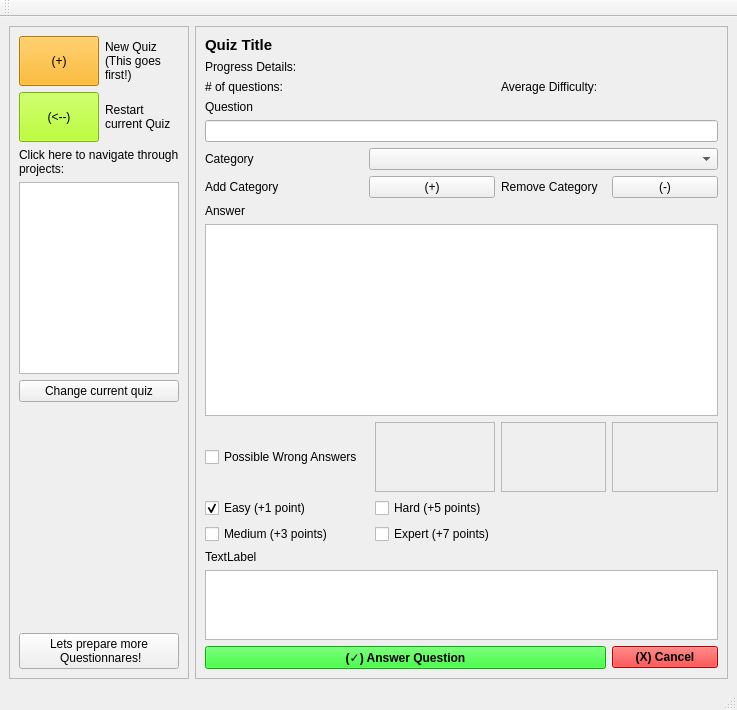
Old version of the form quiz.ui in the repository Luxroy/Quizzer.
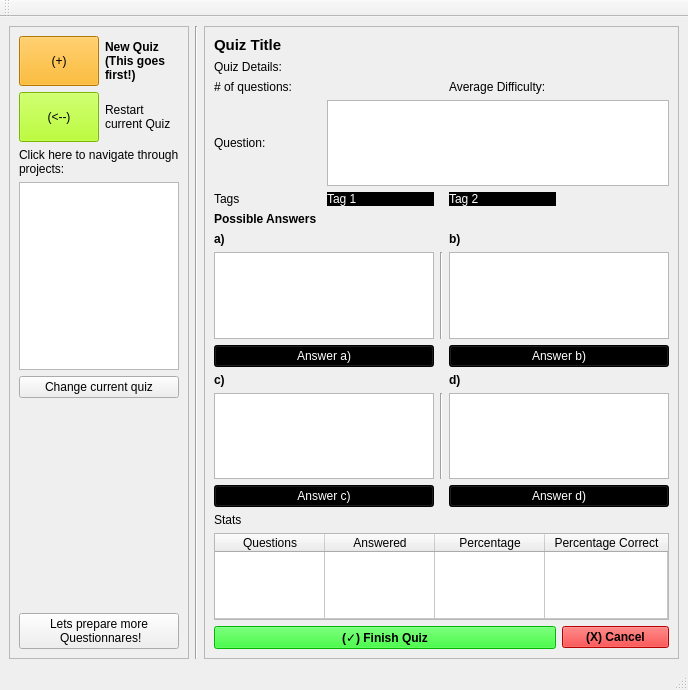
New version of the form.

The edit to the form file:
```diff
--- a/quiz.ui
+++ b/quiz.ui
@@ -6,8 +6,8 @@
    <rect>
     <x>0</x>
     <y>0</y>
-    <width>737</width>
-    <height>662</height>
+    <width>688</width>
+    <height>690</height>
    </rect>
   </property>
   <property name="windowTitle">
@@ -15,12 +15,550 @@
   </property>
   <widget class="QWidget" name="centralwidget">
    <layout class="QGridLayout" name="gridLayout_2">
+    <item row="0" column="2">
+     <widget class="QFrame" name="quiz_right_frame">
+      <property name="enabled">
+       <bool>true</bool>
+      </property>
+      <property name="frameShape">
+       <enum>QFrame::StyledPanel</enum>
+      </property>
+      <property name="frameShadow">
+       <enum>QFrame::Raised</enum>
+      </property>
+      <layout class="QGridLayout" name="gridLayout">
+       <item row="19" column="0" colspan="2">
+        <widget class="QPushButton" name="answer_a_button">
+         <property name="styleSheet">
+          <string notr="true">background-color: rgb(0, 0, 0);
+color: rgb(255, 255, 255);</string>
+         </property>
+         <property name="text">
+          <string>Answer a)</string>
+         </property>
+        </widget>
+       </item>
+       <item row="17" column="0">
+        <widget class="QLabel" name="label_a">
+         <property name="font">
+          <font>
+           <weight>75</weight>
+           <bold>true</bold>
+          </font>
+         </property>
+         <property name="text">
+          <string>a)</string>
+         </property>
+        </widget>
+       </item>
+       <item row="6" column="0">
+        <spacer name="verticalSpacer_6">
+         <property name="orientation">
+          <enum>Qt::Vertical</enum>
+         </property>
+         <property name="sizeHint" stdset="0">
+          <size>
+           <width>20</width>
+           <height>40</height>
+          </size>
+         </property>
+        </spacer>
+       </item>
+       <item row="7" column="1" colspan="4">
+        <widget class="QTextBrowser" name="main_question_text_display">
+         <property name="sizePolicy">
+          <sizepolicy hsizetype="Minimum" vsizetype="Expanding">
+           <horstretch>0</horstretch>
+           <verstretch>0</verstretch>
+          </sizepolicy>
+         </property>
+         <property name="minimumSize">
+          <size>
+           <width>0</width>
+           <height>50</height>
+          </size>
+         </property>
+        </widget>
+       </item>
+       <item row="11" column="0">
+        <spacer name="verticalSpacer_12">
+         <property name="orientation">
+          <enum>Qt::Vertical</enum>
+         </property>
+         <property name="sizeHint" stdset="0">
+          <size>
+           <width>20</width>
+           <height>40</height>
+          </size>
+         </property>
+        </spacer>
+       </item>
+       <item row="18" column="2">
+        <widget class="Line" name="line_2">
+         <property name="orientation">
+          <enum>Qt::Vertical</enum>
+         </property>
+        </widget>
+       </item>
+       <item row="20" column="0">
+        <spacer name="verticalSpacer_9">
+         <property name="orientation">
+          <enum>Qt::Vertical</enum>
+         </property>
+         <property name="sizeHint" stdset="0">
+          <size>
+           <width>20</width>
+           <height>40</height>
+          </size>
+         </property>
+        </spacer>
+       </item>
+       <item row="16" column="0">
+        <widget class="QLabel" name="label_possible_answers">
+         <property name="font">
+          <font>
+           <pointsize>9</pointsize>
+           <weight>75</weight>
+           <bold>true</bold>
+          </font>
+         </property>
+         <property name="text">
+          <string>Possible Answers</string>
+         </property>
+        </widget>
+       </item>
+       <item row="3" column="0">
+        <widget class="QLabel" name="label_number_questions">
+         <property name="text">
+          <string># of questions:</string>
+         </property>
+        </widget>
+       </item>
+       <item row="18" column="0" colspan="2">
+        <widget class="QTextBrowser" name="a_text_display">
+         <property name="sizePolicy">
+          <sizepolicy hsizetype="Minimum" vsizetype="Expanding">
+           <horstretch>11</horstretch>
+           <verstretch>0</verstretch>
+          </sizepolicy>
+         </property>
+         <property name="minimumSize">
+          <size>
+           <width>220</width>
+           <height>0</height>
+          </size>
+         </property>
+        </widget>
+       </item>
+       <item row="2" column="0" colspan="5">
+        <widget class="QLabel" name="label_quiz_details">
+         <property name="text">
+          <string>Quiz Details:</string>
+         </property>
+        </widget>
+       </item>
+       <item row="24" column="3">
+        <widget class="QLabel" name="label_d">
+         <property name="font">
+          <font>
+           <weight>75</weight>
+           <bold>true</bold>
+          </font>
+         </property>
+         <property name="text">
+          <string>d)</string>
+         </property>
+        </widget>
+       </item>
+       <item row="25" column="3" colspan="2">
+        <widget class="QTextBrowser" name="d_text_display">
+         <property name="sizePolicy">
+          <sizepolicy hsizetype="Minimum" vsizetype="Expanding">
+           <horstretch>20</horstretch>
+           <verstretch>0</verstretch>
+          </sizepolicy>
+         </property>
+         <property name="minimumSize">
+          <size>
+           <width>220</width>
+           <height>0</height>
+          </size>
+         </property>
+        </widget>
+       </item>
+       <item row="19" column="3" colspan="2">
+        <widget class="QPushButton" name="Answer_b_button">
+         <property name="styleSheet">
+          <string notr="true">background-color: rgb(0, 0, 0);
+color: rgb(255, 255, 255);</string>
+         </property>
+         <property name="text">
+          <string>Answer b)</string>
+         </property>
+        </widget>
+       </item>
+       <item row="23" column="0">
+        <spacer name="verticalSpacer_11">
+         <property name="orientation">
+          <enum>Qt::Vertical</enum>
+         </property>
+         <property name="sizeHint" stdset="0">
+          <size>
+           <width>20</width>
+           <height>40</height>
+          </size>
+         </property>
+        </spacer>
+       </item>
+       <item row="15" column="0">
+        <spacer name="verticalSpacer_13">
+         <property name="orientation">
+          <enum>Qt::Vertical</enum>
+         </property>
+         <property name="sizeHint" stdset="0">
+          <size>
+           <width>20</width>
+           <height>40</height>
+          </size>
+         </property>
+        </spacer>
+       </item>
+       <item row="26" column="0" colspan="2">
+        <widget class="QPushButton" name="answer_c_button">
+         <property name="styleSheet">
+          <string notr="true">background-color: rgb(0, 0, 0);
+color: rgb(255, 255, 255);</string>
+         </property>
+         <property name="text">
+          <string>Answer c)</string>
+         </property>
+        </widget>
+       </item>
+       <item row="0" column="0">
+        <widget class="QLabel" name="label_project_title_questionnare">
+         <property name="font">
+          <font>
+           <pointsize>11</pointsize>
+           <weight>75</weight>
+           <bold>true</bold>
+          </font>
+         </property>
+         <property name="text">
+          <string>Quiz Title</string>
+         </property>
+        </widget>
+       </item>
+       <item row="22" column="0">
+        <spacer name="verticalSpacer_8">
+         <property name="orientation">
+          <enum>Qt::Vertical</enum>
+         </property>
+         <property name="sizeHint" stdset="0">
+          <size>
+           <width>20</width>
+           <height>40</height>
+          </size>
+         </property>
+        </spacer>
+       </item>
+       <item row="8" column="0">
+        <spacer name="verticalSpacer_7">
+         <property name="orientation">
+          <enum>Qt::Vertical</enum>
+         </property>
+         <property name="sizeHint" stdset="0">
+          <size>
+           <width>20</width>
+           <height>40</height>
+          </size>
+         </property>
+        </spacer>
+       </item>
+       <item row="25" column="0" colspan="2">
+        <widget class="QTextBrowser" name="c_text_display">
+         <property name="sizePolicy">
+          <sizepolicy hsizetype="Minimum" vsizetype="Expanding">
+           <horstretch>10</horstretch>
+           <verstretch>0</verstretch>
+          </sizepolicy>
+         </property>
+         <property name="minimumSize">
+          <size>
+           <width>220</width>
+           <height>0</height>
+          </size>
+         </property>
+        </widget>
+       </item>
+       <item row="7" column="0">
+        <widget class="QLabel" name="label_question">
+         <property name="text">
+          <string>Question:</string>
+         </property>
+        </widget>
+       </item>
+       <item row="24" column="0">
+        <widget class="QLabel" name="label_c">
+         <property name="font">
+          <font>
+           <weight>75</weight>
+           <bold>true</bold>
+          </font>
+         </property>
+         <property name="text">
+          <string>c)</string>
+         </property>
+        </widget>
+       </item>
+       <item row="25" column="2">
+        <widget class="Line" name="line_3">
+         <property name="orientation">
+          <enum>Qt::Vertical</enum>
+         </property>
+        </widget>
+       </item>
+       <item row="29" column="0" colspan="5">
+        <widget class="QTableWidget" name="quiz_stats_table">
+         <property name="alternatingRowColors">
+          <bool>true</bool>
+         </property>
+         <property name="selectionBehavior">
+          <enum>QAbstractItemView::SelectRows</enum>
+         </property>
+         <property name="gridStyle">
+          <enum>Qt::SolidLine</enum>
+         </property>
+         <property name="rowCount">
+          <number>1</number>
+         </property>
+         <attribute name="horizontalHeaderCascadingSectionResizes">
+          <bool>true</bool>
+         </attribute>
+         <attribute name="horizontalHeaderDefaultSectionSize">
+          <number>110</number>
+         </attribute>
+         <attribute name="horizontalHeaderShowSortIndicator" stdset="0">
+          <bool>false</bool>
+         </attribute>
+         <attribute name="horizontalHeaderStretchLastSection">
+          <bool>true</bool>
+         </attribute>
+         <attribute name="verticalHeaderVisible">
+          <bool>false</bool>
+         </attribute>
+         <attribute name="verticalHeaderMinimumSectionSize">
+          <number>30</number>
+         </attribute>
+         <attribute name="verticalHeaderDefaultSectionSize">
+          <number>35</number>
+         </attribute>
+         <attribute name="verticalHeaderShowSortIndicator" stdset="0">
+          <bool>false</bool>
+         </attribute>
+         <attribute name="verticalHeaderStretchLastSection">
+          <bool>true</bool>
+         </attribute>
+         <row/>
+         <column>
+          <property name="text">
+           <string>Questions</string>
+          </property>
+         </column>
+         <column>
+          <property name="text">
+           <string>Answered</string>
+          </property>
+         </column>
+         <column>
+          <property name="text">
+           <string>Percentage</string>
+          </property>
+         </column>
+         <column>
+          <property name="text">
+           <string>Percentage Correct</string>
+          </property>
+         </column>
+        </widget>
+       </item>
+       <item row="26" column="3" colspan="2">
+        <widget class="QPushButton" name="answer_d_button">
+         <property name="styleSheet">
+          <string notr="true">background-color: rgb(0, 0, 0);
+color: rgb(255, 255, 255);</string>
+         </property>
+         <property name="text">
+          <string>Answer d)</string>
+         </property>
+        </widget>
+       </item>
+       <item row="13" column="0">
+        <spacer name="verticalSpacer_14">
+         <property name="orientation">
+          <enum>Qt::Vertical</enum>
+         </property>
+         <property name="sizeHint" stdset="0">
+          <size>
+           <width>20</width>
+           <height>40</height>
+          </size>
+         </property>
+        </spacer>
+       </item>
+       <item row="5" column="0">
+        <spacer name="verticalSpacer_5">
+         <property name="orientation">
+          <enum>Qt::Vertical</enum>
+         </property>
+         <property name="sizeHint" stdset="0">
+          <size>
+           <width>20</width>
+           <height>40</height>
+          </size>
+         </property>
+        </spacer>
+       </item>
+       <item row="28" column="0">
+        <widget class="QLabel" name="label_stats">
+         <property name="text">
+          <string>Stats</string>
+         </property>
+        </widget>
+       </item>
+       <item row="17" column="3">
+        <widget class="QLabel" name="label_b">
+         <property name="font">
+          <font>
+           <weight>75</weight>
+           <bold>true</bold>
+          </font>
+         </property>
+         <property name="text">
+          <string>b)</string>
+         </property>
+        </widget>
+       </item>
+       <item row="18" column="3" colspan="2">
+        <widget class="QTextBrowser" name="b_text_display">
+         <property name="sizePolicy">
+          <sizepolicy hsizetype="Minimum" vsizetype="Expanding">
+           <horstretch>10</horstretch>
+           <verstretch>0</verstretch>
+          </sizepolicy>
+         </property>
+         <property name="minimumSize">
+          <size>
+           <width>220</width>
+           <height>0</height>
+          </size>
+         </property>
+        </widget>
+       </item>
+       <item row="3" column="3">
+        <widget class="QLabel" name="label_average_difficulty">
+         <property name="text">
+          <string>Average Difficulty:</string>
+         </property>
+        </widget>
+       </item>
+       <item row="21" column="0">
+        <spacer name="verticalSpacer_10">
+         <property name="orientation">
+          <enum>Qt::Vertical</enum>
+         </property>
+         <property name="sizeHint" stdset="0">
+          <size>
+           <width>20</width>
+           <height>40</height>
+          </size>
+         </property>
+        </spacer>
+       </item>
+       <item row="9" column="0">
+        <widget class="QLabel" name="label_tags_question">
+         <property name="text">
+          <string>Tags</string>
+         </property>
+        </widget>
+       </item>
+       <item row="30" column="4">
+        <widget class="QPushButton" name="cancel_quiz_button">
+         <property name="font">
+          <font>
+           <weight>75</weight>
+           <bold>true</bold>
+          </font>
+         </property>
+         <property name="styleSheet">
+          <string notr="true">background-color: rgb(255, 0, 0);</string>
+         </property>
+         <property name="text">
+          <string>(X) Cancel</string>
+         </property>
+        </widget>
+       </item>
+       <item row="30" column="0" colspan="4">
+        <widget class="QPushButton" name="dinish_quiz_button">
+         <property name="font">
+          <font>
+           <weight>75</weight>
+           <bold>true</bold>
+          </font>
+         </property>
+         <property name="styleSheet">
+          <string notr="true">background-color: rgb(0, 255, 0);</string>
+         </property>
+         <property name="text">
+          <string>(✓) Finish Quiz</string>
+         </property>
+         <property name="checkable">
+          <bool>false</bool>
+         </property>
+         <property name="autoDefault">
+          <bool>false</bool>
+         </property>
+         <property name="default">
+          <bool>false</bool>
+         </property>
+         <property name="flat">
+          <bool>false</bool>
+         </property>
+        </widget>
+       </item>
+       <item row="9" column="1">
+        <widget class="QLabel" name="label_tag_1">
+         <property name="enabled">
+          <bool>true</bool>
+         </property>
+         <property name="styleSheet">
+          <string notr="true">background-color: rgb(0, 0, 0);
+color: rgb(255, 255, 255);</string>
+         </property>
+         <property name="text">
+          <string>Tag 1</string>
+         </property>
+        </widget>
+       </item>
+       <item row="9" column="3">
+        <widget class="QLabel" name="label_tag_2">
+         <property name="styleSheet">
+          <string notr="true">background-color: rgb(0, 0, 0);
+color: rgb(255, 255, 255);</string>
+         </property>
+         <property name="text">
+          <string>Tag 2</string>
+         </property>
+        </widget>
+       </item>
+      </layout>
+     </widget>
+    </item>
     <item row="0" column="0">
      <widget class="QFrame" name="frame_2">
       <property name="sizePolicy">
        <sizepolicy hsizetype="Fixed" vsizetype="Preferred">
-        <horstretch>0</horstretch>
-        <verstretch>0</verstretch>
+        <horstretch>12</horstretch>
+        <verstretch>1</verstretch>
        </sizepolicy>
       </property>
       <property name="minimumSize">
@@ -54,6 +592,12 @@
        </item>
        <item row="0" column="1">
         <widget class="QLabel" name="label_3">
+         <property name="font">
+          <font>
+           <weight>75</weight>
+           <bold>true</bold>
+          </font>
+         </property>
          <property name="text">
           <string>New Quiz 
 (This goes first!)</string>
@@ -99,6 +643,71 @@
          </property>
         </widget>
        </item>
+       <item row="5" column="0">
+        <spacer name="verticalSpacer">
+         <property name="orientation">
+          <enum>Qt::Vertical</enum>
+         </property>
+         <property name="sizeHint" stdset="0">
+          <size>
+           <width>20</width>
+           <height>40</height>
+          </size>
+         </property>
+        </spacer>
+       </item>
+       <item row="6" column="0">
+        <spacer name="verticalSpacer_2">
+         <property name="orientation">
+          <enum>Qt::Vertical</enum>
+         </property>
+         <property name="sizeHint" stdset="0">
+          <size>
+           <width>20</width>
+           <height>40</height>
+          </size>
+         </property>
+        </spacer>
+       </item>
+       <item row="7" column="0">
+        <spacer name="verticalSpacer_3">
+         <property name="orientation">
+          <enum>Qt::Vertical</enum>
+         </property>
+         <property name="sizeHint" stdset="0">
+          <size>
+           <width>20</width>
+           <height>40</height>
+          </size>
+         </property>
+        </spacer>
+       </item>
+       <item row="8" column="0">
+        <spacer name="verticalSpacer_4">
+         <property name="orientation">
+          <enum>Qt::Vertical</enum>
+         </property>
+         <property name="sizeHint" stdset="0">
+          <size>
+           <width>20</width>
+           <height>40</height>
+          </size>
+         </property>
+        </spacer>
+       </item>
+       <item row="9" column="0">
+        <spacer name="verticalSpacer_15">
+         <property name="orientation">
+          <enum>Qt::Vertical</enum>
+         </property>
+         <property name="sizeHint" stdset="0">
+          <size>
+           <width>20</width>
+           <height>40</height>
+          </size>
+         </property>
+        </spacer>
+       </item>
        <item row="3" column="0" colspan="2">
         <widget class="QListWidget" name="listWidget">
          <property name="sizePolicy">
@@ -128,60 +737,8 @@
          </property>
         </widget>
        </item>
-       <item row="5" column="0" colspan="2">
-        <spacer name="verticalSpacer">
-         <property name="orientation">
-          <enum>Qt::Vertical</enum>
-         </property>
-         <property name="sizeHint" stdset="0">
-          <size>
-           <width>20</width>
-           <height>40</height>
-          </size>
-         </property>
-        </spacer>
-       </item>
-       <item row="6" column="0" colspan="2">
-        <spacer name="verticalSpacer_2">
-         <property name="orientation">
-          <enum>Qt::Vertical</enum>
-         </property>
-         <property name="sizeHint" stdset="0">
-          <size>
-           <width>20</width>
-           <height>40</height>
-          </size>
-         </property>
-        </spacer>
-       </item>
-       <item row="7" column="0" colspan="2">
-        <spacer name="verticalSpacer_3">
-         <property name="orientation">
-          <enum>Qt::Vertical</enum>
-         </property>
-         <property name="sizeHint" stdset="0">
-          <size>
-           <width>20</width>
-           <height>40</height>
-          </size>
-         </property>
-        </spacer>
-       </item>
-       <item row="8" column="0" colspan="2">
-        <spacer name="verticalSpacer_4">
-         <property name="orientation">
-          <enum>Qt::Vertical</enum>
-         </property>
-         <property name="sizeHint" stdset="0">
-          <size>
-           <width>20</width>
-           <height>40</height>
-          </size>
-         </property>
-        </spacer>
-       </item>
-       <item row="9" column="0" colspan="2">
-        <widget class="QPushButton" name="pushButton_5">
+       <item row="10" column="0" colspan="2">
+        <widget class="QPushButton" name="go_to_questionnare_button">
          <property name="text">
           <string>Lets prepare more
  Questionnares!</string>
@@ -192,273 +749,10 @@
      </widget>
     </item>
     <item row="0" column="1">
-     <widget class="QFrame" name="frame">
-      <property name="enabled">
-       <bool>true</bool>
+     <widget class="Line" name="line">
+      <property name="orientation">
+       <enum>Qt::Vertical</enum>
       </property>
-      <property name="frameShape">
-       <enum>QFrame::StyledPanel</enum>
-      </property>
-      <property name="frameShadow">
-       <enum>QFrame::Raised</enum>
-      </property>
-      <layout class="QGridLayout" name="gridLayout">
-       <item row="8" column="0" colspan="5">
-        <widget class="QLineEdit" name="lineEdit">
-         <property name="text">
-          <string/>
-         </property>
-        </widget>
-       </item>
-       <item row="18" column="0" colspan="5">
-        <widget class="QListWidget" name="listWidget_2"/>
-       </item>
-       <item row="0" column="0">
-        <widget class="QLabel" name="label_project_title_questionnare">
-         <property name="font">
-          <font>
-           <pointsize>11</pointsize>
-           <weight>75</weight>
-           <bold>true</bold>
-          </font>
-         </property>
-         <property name="text">
-          <string>Quiz Title</string>
-         </property>
-        </widget>
-       </item>
-       <item row="5" column="0">
-        <spacer name="verticalSpacer_5">
-         <property name="orientation">
-          <enum>Qt::Vertical</enum>
-         </property>
-         <property name="sizeHint" stdset="0">
-          <size>
-           <width>20</width>
-           <height>40</height>
-          </size>
-         </property>
-        </spacer>
-       </item>
-       <item row="2" column="0" colspan="5">
-        <widget class="QLabel" name="label">
-         <property name="text">
-          <string>Progress Details:</string>
-         </property>
-        </widget>
-       </item>
-       <item row="11" column="0">
-        <widget class="QLabel" name="label_9">
-         <property name="text">
-          <string>Answer</string>
-         </property>
-        </widget>
-       </item>
-       <item row="10" column="3">
-        <widget class="QLabel" name="label_17">
-         <property name="text">
-          <string>Remove Category</string>
-         </property>
-        </widget>
-       </item>
-       <item row="3" column="3">
-        <widget class="QLabel" name="label_14">
-         <property name="text">
-          <string>Average Difficulty:</string>
-         </property>
-        </widget>
-       </item>
-       <item row="19" column="4">
-        <widget class="QPushButton" name="pushButton_4">
-         <property name="font">
-          <font>
-           <weight>75</weight>
-           <bold>true</bold>
-          </font>
-         </property>
-         <property name="styleSheet">
-          <string notr="true">background-color: rgb(255, 0, 0);</string>
-         </property>
-         <property name="text">
-          <string>(X) Cancel</string>
-         </property>
-        </widget>
-       </item>
-       <item row="10" column="4">
-        <widget class="QPushButton" name="pushButton_7">
-         <property name="text">
-          <string>(-)</string>
-         </property>
-        </widget>
-       </item>
-       <item row="9" column="1" colspan="4">
-        <widget class="QComboBox" name="comboBox"/>
-       </item>
-       <item row="17" column="0">
-        <widget class="QLabel" name="label_10">
-         <property name="text">
-          <string>TextLabel</string>
-         </property>
-        </widget>
-       </item>
-       <item row="10" column="1" colspan="2">
-        <widget class="QPushButton" name="pushButton_6">
-         <property name="text">
-          <string>(+)</string>
-         </property>
-        </widget>
-       </item>
-       <item row="16" column="0">
-        <widget class="QCheckBox" name="checkBox_2">
-         <property name="text">
-          <string>Medium (+3 points)</string>
-         </property>
-         <property name="autoExclusive">
-          <bool>true</bool>
-         </property>
-        </widget>
-       </item>
-       <item row="19" column="0" colspan="4">
-        <widget class="QPushButton" name="pushButton_3">
-         <property name="font">
-          <font>
-           <weight>75</weight>
-           <bold>true</bold>
-          </font>
-         </property>
-         <property name="styleSheet">
-          <string notr="true">background-color: rgb(0, 255, 0);</string>
-         </property>
-         <property name="text">
-          <string>(✓) Answer Question</string>
-         </property>
-         <property name="checkable">
-          <bool>false</bool>
-         </property>
-         <property name="autoDefault">
-          <bool>false</bool>
-         </property>
-         <property name="default">
-          <bool>false</bool>
-         </property>
-         <property name="flat">
-          <bool>false</bool>
-         </property>
-        </widget>
-       </item>
-       <item row="15" column="0">
-        <widget class="QCheckBox" name="checkBox">
-         <property name="text">
-          <string>Easy (+1 point)</string>
-         </property>
-         <property name="checked">
-          <bool>true</bool>
-         </property>
-         <property name="autoExclusive">
-          <bool>true</bool>
-         </property>
-        </widget>
-       </item>
-       <item row="7" column="0">
-        <widget class="QLabel" name="label_11">
-         <property name="text">
-          <string>Question</string>
-         </property>
-        </widget>
-       </item>
-       <item row="16" column="2">
-        <widget class="QCheckBox" name="checkBox_4">
-         <property name="text">
-          <string>Expert (+7 points)</string>
-         </property>
-         <property name="autoExclusive">
-          <bool>true</bool>
-         </property>
-        </widget>
-       </item>
-       <item row="14" column="3">
-        <widget class="QTextEdit" name="textEdit_3">
-         <property name="enabled">
-          <bool>false</bool>
-         </property>
-        </widget>
-       </item>
-       <item row="14" column="2">
-        <widget class="QTextEdit" name="textEdit_2">
-         <property name="enabled">
-          <bool>false</bool>
-         </property>
-        </widget>
-       </item>
-       <item row="9" column="0">
-        <widget class="QLabel" name="label_8">
-         <property name="text">
-          <string>Category</string>
-         </property>
-        </widget>
-       </item>
-       <item row="3" column="0">
-        <widget class="QLabel" name="label_12">
-         <property name="text">
-          <string># of questions:</string>
-         </property>
-        </widget>
-       </item>
-       <item row="10" column="0">
-        <widget class="QLabel" name="label_16">
-         <property name="text">
-          <string>Add Category</string>
-         </property>
-        </widget>
-       </item>
-       <item row="12" column="0" colspan="5">
-        <widget class="QTextEdit" name="textEdit">
-         <property name="sizePolicy">
-          <sizepolicy hsizetype="Preferred" vsizetype="Fixed">
-           <horstretch>0</horstretch>
-           <verstretch>0</verstretch>
-          </sizepolicy>
-         </property>
-        </widget>
-       </item>
-       <item row="6" column="0">
-        <spacer name="verticalSpacer_6">
-         <property name="orientation">
-          <enum>Qt::Vertical</enum>
-         </property>
-         <property name="sizeHint" stdset="0">
-          <size>
-           <width>20</width>
-           <height>40</height>
-          </size>
-         </property>
-        </spacer>
-       </item>
-       <item row="15" column="2">
-        <widget class="QCheckBox" name="checkBox_3">
-         <property name="text">
-          <string>Hard (+5 points)</string>
-         </property>
-         <property name="autoExclusive">
-          <bool>true</bool>
-         </property>
-        </widget>
-       </item>
-       <item row="14" column="4">
-        <widget class="QTextEdit" name="textEdit_4">
-         <property name="enabled">
-          <bool>false</bool>
-         </property>
-        </widget>
-       </item>
-       <item row="14" column="0">
-        <widget class="QCheckBox" name="checkBox_5">
-         <property name="text">
-          <string>Possible Wrong Answers</string>
-         </property>
-        </widget>
-       </item>
-      </layout>
      </widget>
     </item>
    </layout>
```
Left out of the diff: 91 changed lines with no effect on the pictures.
